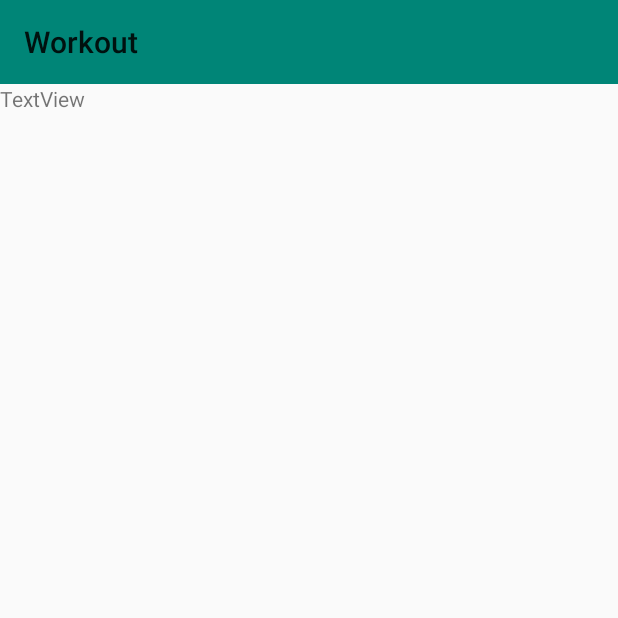
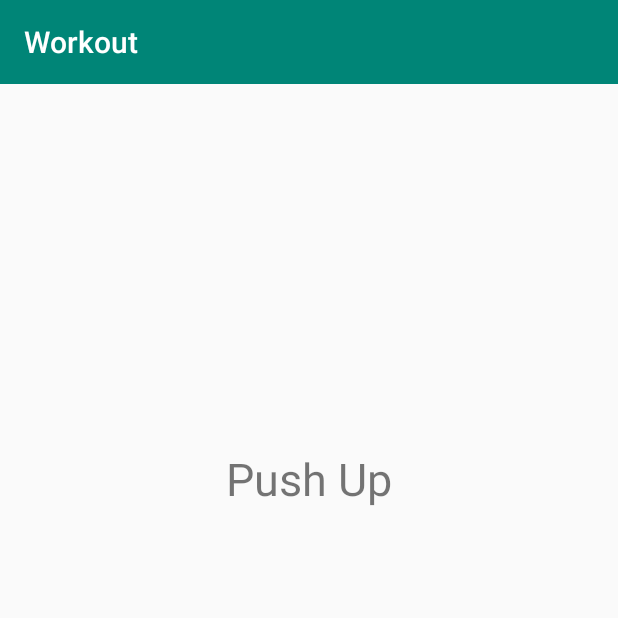
Before and after one commit to Mri1412/myPetProject, an Android app: the WorkoutActivity screen opened directly, with no data from a screen before it, on a phone screen of 412 x 824 dp, the top half of it. Run offline under Robolectric (Android 15) with nearby library versions, the phone set to English and light mode, and no system bars.

Commit message:
first hardcoded workout

```diff
--- a/app/src/main/java/com/example/myapplication/MainActivity.java
+++ b/app/src/main/java/com/example/myapplication/MainActivity.java
@@ -24,7 +24,7 @@ public class MainActivity extends AppCompatActivity {
     protected void onCreate(Bundle savedInstanceState) {
         super.onCreate(savedInstanceState);
         setContentView(R.layout.activity_main);
-        Toolbar toolbar = findViewById(R.id.toolbar);
+        Toolbar toolbar = findViewById(R.id.toolbarMain);
         setSupportActionBar(toolbar);
 
         FloatingActionButton fab = findViewById(R.id.fab);
@@ -40,7 +40,7 @@ public class MainActivity extends AppCompatActivity {
         buttonWorkout.setOnClickListener(new View.OnClickListener() {
             @Override
             public void onClick(View view) {
-                Intent intent = new Intent(MainActivity.this, WorkoutActivity.class);
+                Intent intent = new Intent(MainActivity.this, WorkoutSelectorActivity.class);
                 startActivity(intent);
             }
         });
--- a/app/src/main/java/com/example/myapplication/WorkoutActivity.java
+++ b/app/src/main/java/com/example/myapplication/WorkoutActivity.java
@@ -1,17 +1,68 @@
 package com.example.myapplication;
 
+import android.content.Intent;
 import android.os.Bundle;
+import android.view.View;
+import android.widget.TextView;
 
 import androidx.appcompat.app.AppCompatActivity;
 import androidx.appcompat.widget.Toolbar;
+import androidx.constraintlayout.widget.ConstraintLayout;
+
+import com.example.myapplication.logic.exercise.Exercise;
+import com.example.myapplication.logic.workout.Workout;
+import com.example.myapplication.logic.workout.WorkoutImpl;
 
 public class WorkoutActivity extends AppCompatActivity {
+
+    private Workout workout;
+
+/*    public void setWorkout(Workout workout) {
+        this.workout = workout;
+    }*/
 
     @Override
     protected void onCreate(Bundle savedInstanceState) {
         super.onCreate(savedInstanceState);
         setContentView(R.layout.activity_workout);
-        Toolbar toolbar = findViewById(R.id.toolbar2);
+        Toolbar toolbar = findViewById(R.id.toolbarWorkout);
         setSupportActionBar(toolbar);
+
+
+
+        //Intent intent = getIntent();
+        //Workout newWorkout = intent.getParcelableExtra("workout");
+        //this.setWorkout(newWorkout);
+
+        workout = new WorkoutImpl();
+        workout.startWorkout();
+
+        showNewExercise();
+
+
+        ConstraintLayout screen = findViewById(R.id.workout_screen);
+        screen.setOnClickListener(new View.OnClickListener() {
+            @Override
+            public void onClick(View view) {
+                if(workout.hasNextExercise()){
+                    workout.goToNextExercise();
+                    showNewExercise();
+                } else {
+                    workout.finishWorkout();
+                    showFinishScreen();
+                }
+            }
+        });
+    }
+
+    private void showNewExercise() {
+        Exercise exercise = workout.getCurrentExercise();
+        TextView exerciseName = findViewById(R.id.workoutContentText);
+        exerciseName.setText(exercise.getName());
+    }
+
+    private void showFinishScreen() {
+        TextView textName = findViewById(R.id.workoutContentText);
+        textName.setText("VICTORY!");
     }
 }
--- a/app/src/main/java/com/example/myapplication/logic/exercise/ExerciseImpl.java
+++ b/app/src/main/java/com/example/myapplication/logic/exercise/ExerciseImpl.java
@@ -6,9 +6,6 @@ public class ExerciseImpl implements Exercise {
     String exerciseName;
 
     //Constructor
-    public ExerciseImpl(){
-    }
-
     public ExerciseImpl(String name){
         exerciseName = name;
     }
--- a/app/src/main/java/com/example/myapplication/logic/workout/Workout.java
+++ b/app/src/main/java/com/example/myapplication/logic/workout/Workout.java
@@ -7,4 +7,5 @@ public interface Workout {
     void startWorkout();
     void finishWorkout();
     boolean hasNextExercise();
+    Workout addExercise(Exercise exercise);
 }
--- a/app/src/main/java/com/example/myapplication/logic/workout/WorkoutImpl.java
+++ b/app/src/main/java/com/example/myapplication/logic/workout/WorkoutImpl.java
@@ -7,16 +7,16 @@ import java.util.ArrayList; // import the ArrayList class
 public class WorkoutImpl implements Workout {
 
     /* Properties */
-    public ArrayList<Exercise> exercises;
+    public ArrayList<Exercise> exercises = new ArrayList<>();
     private int currentExerciseIndex;
 
 
     /* Constructor */
     public WorkoutImpl() {
-        exercises.clear();
-        exercises.add(new ExerciseImpl("Push up"));
-        exercises.add(new ExerciseImpl("Burpees"));
         currentExerciseIndex = 0;
+
+        // TEMP hardcoded constructor
+        this.addExercise(new ExerciseImpl("Push Up")).addExercise(new ExerciseImpl("Burpee"));
     }
 
     /* Interface methods */
@@ -58,4 +58,10 @@ public class WorkoutImpl implements Workout {
             return true;
         }
     }
+
+    @Override
+    public Workout addExercise(Exercise exercise) {
+        exercises.add(exercise);
+        return this;
+    }
 }
--- a/app/src/main/res/layout/activity_main.xml
+++ b/app/src/main/res/layout/activity_main.xml
@@ -12,7 +12,7 @@
         android:theme="@style/AppTheme.AppBarOverlay">
 
         <androidx.appcompat.widget.Toolbar
-            android:id="@+id/toolbar"
+            android:id="@+id/toolbarMain"
             android:layout_width="match_parent"
             android:layout_height="?attr/actionBarSize"
             android:background="?attr/colorPrimary"
--- a/app/src/main/res/layout/activity_workout.xml
+++ b/app/src/main/res/layout/activity_workout.xml
@@ -1,19 +1,38 @@
 <?xml version="1.0" encoding="utf-8"?>
 <LinearLayout xmlns:android="http://schemas.android.com/apk/res/android"
     xmlns:app="http://schemas.android.com/apk/res-auto"
+    xmlns:tools="http://schemas.android.com/tools"
     android:orientation="vertical" android:layout_width="match_parent"
     android:layout_height="match_parent">
 
     <androidx.appcompat.widget.Toolbar
-        android:id="@+id/toolbar2"
+        android:id="@+id/toolbarWorkout"
         android:layout_width="match_parent"
         android:layout_height="?attr/actionBarSize"
         android:background="?attr/colorPrimary"
-        app:popupTheme="@style/AppTheme.PopupOverlay" />
+        app:popupTheme="@style/AppTheme.PopupOverlay"
+        app:titleTextColor="@android:color/white" />
 
-    <TextView
-        android:id="@+id/textView2"
+    <androidx.constraintlayout.widget.ConstraintLayout
+        android:id="@+id/workout_screen"
         android:layout_width="match_parent"
-        android:layout_height="wrap_content"
-        android:text="TextView" />
+        android:layout_height="match_parent"
+        android:clickable="true"
+        android:focusable="auto">
+
+        <TextView
+            android:id="@+id/workoutContentText"
+            android:layout_width="match_parent"
+            android:layout_height="wrap_content"
+            android:layout_gravity="center"
+            android:layout_marginTop="175dp"
+            android:layout_marginBottom="328dp"
+            android:gravity="center"
+            android:textSize="30sp"
+            app:layout_constraintBottom_toBottomOf="parent"
+            app:layout_constraintEnd_toEndOf="parent"
+            app:layout_constraintStart_toStartOf="parent"
+            app:layout_constraintTop_toTopOf="parent"
+            app:layout_constraintVertical_bias="0.3" />
+    </androidx.constraintlayout.widget.ConstraintLayout>
 </LinearLayout>
--- a/app/src/main/res/values/strings.xml
+++ b/app/src/main/res/values/strings.xml
@@ -1,5 +1,7 @@
 <resources>
     <string name="app_name">My Application</string>
-    <string name="start_workout_button">Start a workout</string>
+    <string name="start_workout_button">Choose a workout</string>
     <string name="action_settings">Settings</string>
+    <string name="workout_button_1">Workout Anton</string>
+    <string name="workout_button_2">Workout Marianne</string>
 </resources>
```
Also changed, not shown: app/src/main/AndroidManifest.xml (+16 -2 lines), app/src/main/java/com/example/myapplication/WorkoutSelectorActivity.java (added, +57 -0 lines), app/src/main/res/layout/activity_workout_selector.xml (added, +28 -0 lines), app/src/main/res/layout/content_main.xml (+5 -3 lines).
